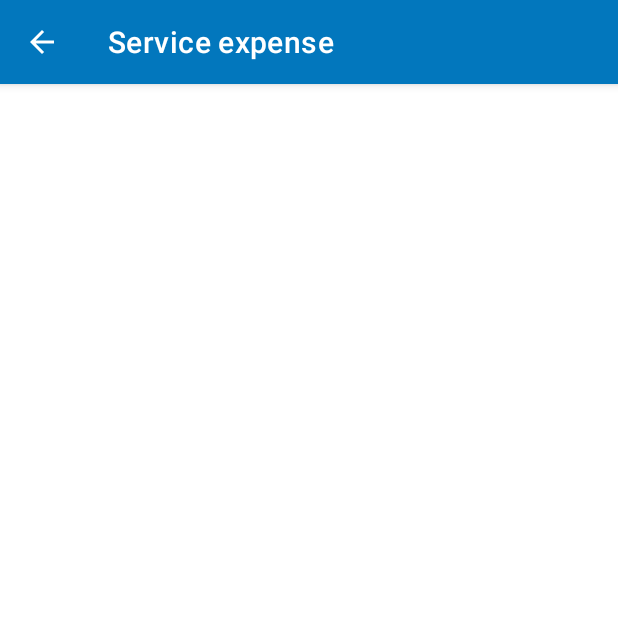
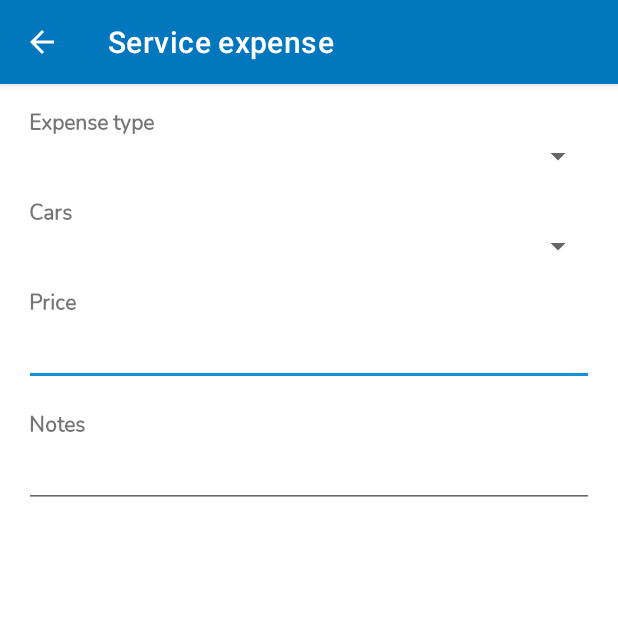
Before and after one commit to aarshinkov/MyCarDocsMobile, an Android app: the ServiceExpenseCreateActivity screen opened directly, with no data from a screen before it, on a phone screen of 412 x 824 dp, the top half of it. Run offline under Robolectric (Android 15) with nearby library versions, the light colour scheme and no system bars.

Commit message:
Service expense create page

```diff
--- a/app/src/main/res/layout/activity_service_expense_create.xml
+++ b/app/src/main/res/layout/activity_service_expense_create.xml
@@ -1,6 +1,122 @@
 <?xml version="1.0" encoding="utf-8"?>
-<androidx.constraintlayout.widget.ConstraintLayout
-    xmlns:android="http://schemas.android.com/apk/res/android" android:layout_width="match_parent"
+<androidx.constraintlayout.widget.ConstraintLayout xmlns:android="http://schemas.android.com/apk/res/android"
+    xmlns:app="http://schemas.android.com/apk/res-auto"
+    xmlns:tools="http://schemas.android.com/tools"
+    android:layout_width="match_parent"
     android:layout_height="match_parent">
 
+    <androidx.constraintlayout.widget.Guideline
+        android:id="@+id/seGuideLeft"
+        android:layout_width="wrap_content"
+        android:layout_height="wrap_content"
+        android:orientation="vertical"
+        app:layout_constraintGuide_begin="16dp" />
+
+    <androidx.constraintlayout.widget.Guideline
+        android:id="@+id/seGuideRight"
+        android:layout_width="wrap_content"
+        android:layout_height="wrap_content"
+        android:orientation="vertical"
+        app:layout_constraintGuide_end="16dp" />
+
+    <TextView
+        android:id="@+id/seTypeLabelTV"
+        android:layout_width="0dp"
+        android:layout_height="wrap_content"
+        android:layout_marginStart="3dp"
+        android:layout_marginTop="16dp"
+        android:layout_marginEnd="3dp"
+        android:fontFamily="@font/nunito"
+        android:labelFor="@+id/seTypeSP"
+        android:text="@string/service_expense_types"
+        android:textStyle="bold"
+        app:layout_constraintEnd_toEndOf="@+id/seGuideRight"
+        app:layout_constraintStart_toStartOf="@+id/seGuideLeft"
+        app:layout_constraintTop_toTopOf="parent" />
+
+    <Spinner
+        android:id="@+id/seTypeSP"
+        android:layout_width="0dp"
+        android:layout_height="wrap_content"
+        app:layout_constraintEnd_toStartOf="@+id/seGuideRight"
+        app:layout_constraintStart_toStartOf="@+id/seGuideLeft"
+        app:layout_constraintTop_toBottomOf="@+id/seTypeLabelTV" />
+
+    <TextView
+        android:id="@+id/seCarsLabelTV"
+        android:layout_width="0dp"
+        android:layout_height="wrap_content"
+        android:layout_marginStart="3dp"
+        android:layout_marginTop="16dp"
+        android:layout_marginEnd="3dp"
+        android:fontFamily="@font/nunito"
+        android:labelFor="@+id/seCarsSP"
+        android:text="@string/service_expense_cars"
+        android:textStyle="bold"
+        app:layout_constraintEnd_toEndOf="@+id/seGuideRight"
+        app:layout_constraintStart_toStartOf="@+id/seGuideLeft"
+        app:layout_constraintTop_toBottomOf="@+id/seTypeSP" />
+
+
+    <Spinner
+        android:id="@+id/seCarsSP"
+        android:layout_width="0dp"
+        android:layout_height="wrap_content"
+        app:layout_constraintEnd_toStartOf="@+id/seGuideRight"
+        app:layout_constraintStart_toStartOf="@+id/seGuideLeft"
+        app:layout_constraintTop_toBottomOf="@+id/seCarsLabelTV" />
+
+    <TextView
+        android:id="@+id/sePriceLabelTV"
+        android:layout_width="0dp"
+        android:layout_height="wrap_content"
+        android:layout_marginStart="3dp"
+        android:layout_marginTop="16dp"
+        android:layout_marginEnd="3dp"
+        android:fontFamily="@font/nunito"
+        android:labelFor="@+id/sePriceET"
+        android:text="@string/service_expense_price"
+        android:textStyle="bold"
+        app:layout_constraintEnd_toEndOf="@+id/seGuideRight"
+        app:layout_constraintStart_toStartOf="@+id/seGuideLeft"
+        app:layout_constraintTop_toBottomOf="@+id/seCarsSP" />
+
+    <EditText
+        android:id="@+id/sePriceET"
+        android:layout_width="0dp"
+        android:layout_height="wrap_content"
+        android:ems="10"
+        android:fontFamily="@font/nunito"
+        android:inputType="numberDecimal"
+        app:layout_constraintEnd_toStartOf="@+id/seGuideRight"
+        app:layout_constraintStart_toStartOf="@+id/seGuideLeft"
+        app:layout_constraintTop_toBottomOf="@+id/sePriceLabelTV" />
+
+    <TextView
+        android:id="@+id/seNotesLabelTV"
+        android:layout_width="0dp"
+        android:layout_height="wrap_content"
+        android:layout_marginStart="3dp"
+        android:layout_marginTop="16dp"
+        android:layout_marginEnd="3dp"
+        android:fontFamily="@font/nunito"
+        android:labelFor="@+id/seNotesET"
+        android:text="@string/service_expense_notes"
+        android:textStyle="bold"
+        app:layout_constraintEnd_toEndOf="@+id/seGuideRight"
+        app:layout_constraintStart_toStartOf="@+id/seGuideLeft"
+        app:layout_constraintTop_toBottomOf="@+id/sePriceET" />
+
+    <EditText
+        android:id="@+id/seNotesET"
+        android:layout_width="0dp"
+        android:layout_height="wrap_content"
+        android:ems="10"
+        android:fontFamily="@font/nunito"
+        android:gravity="start|top"
+        android:inputType="textMultiLine"
+        app:layout_constraintEnd_toStartOf="@+id/seGuideRight"
+        app:layout_constraintStart_toStartOf="@+id/seGuideLeft"
+        app:layout_constraintTop_toBottomOf="@+id/seNotesLabelTV" />
+
 </androidx.constraintlayout.widget.ConstraintLayout>
```
